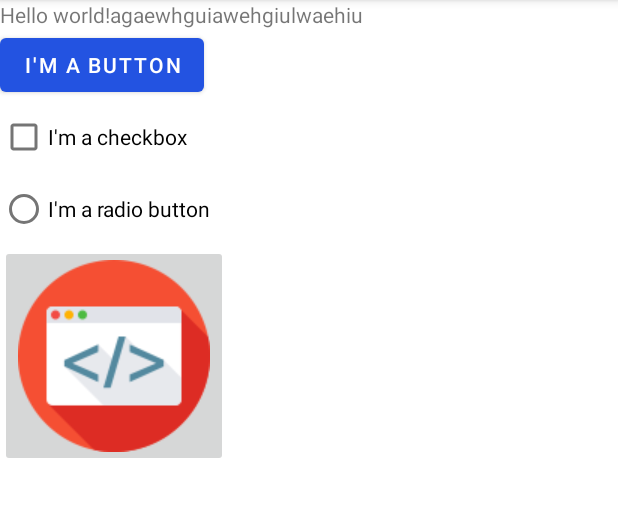
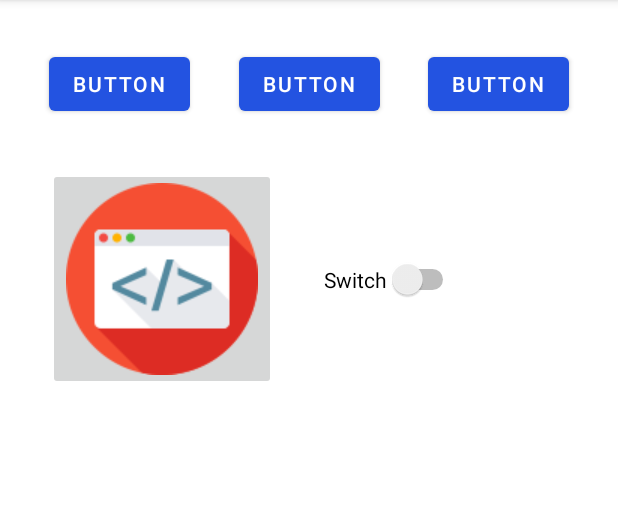
Before and after one commit to etorunski/InClassExamples_S21, an Android app: the screen it shows after launch (MainActivity), on a phone screen of 412 x 824 dp, the part 84-601 px from its top. Run offline under Robolectric (Android 15) with nearby library versions, the phone set to English and light mode, and no system bars.

Commit message:
finished week 3 constraint layout

```diff
--- a/app/src/main/java/algonquin/cst2335/inclassexamples_s21/MainActivity.java
+++ b/app/src/main/java/algonquin/cst2335/inclassexamples_s21/MainActivity.java
@@ -19,38 +19,5 @@ public class MainActivity extends AppCompatActivity {
         super.onCreate(savedInstanceState);
         setContentView(R.layout.activity_main);//load XML layout
 
-        //load object into Java
-
-
-        TextView mytext = findViewById(R.id.mytextview);
-
-        Button myButton = findViewById( R.id.mybutton );
-
-
-        myButton.setOnClickListener( ( vw ) -> mytext.setText("You clicked the button") );
-
-        CheckBox mycheck = findViewById(R.id.mycb);
-
-
-        mycheck.setOnCheckedChangeListener( (buttonView, isChecked) -> {
-
-            Context context = getApplicationContext();
-            CharSequence text = "Hello to everyone!";
-            int duration = Toast.LENGTH_LONG;
-
-            Toast toast = Toast.makeText(context, text, duration);
-            toast.show();
-        }  );
-
-
-        RadioButton radiobtn = findViewById(R.id.myradio);
-        radiobtn.setOnCheckedChangeListener( (buttonView, isChecked) -> {
-            Context context = getApplicationContext();
-            CharSequence text = "Hello to everyone!";
-            int duration = Toast.LENGTH_SHORT;
-
-            Toast toast = Toast.makeText(context, text, duration);
-            toast.show();
-        } );
     }
 }
--- a/app/src/main/res/layout/activity_main.xml
+++ b/app/src/main/res/layout/activity_main.xml
@@ -1,42 +1,63 @@
 <?xml version="1.0" encoding="utf-8"?>
-<LinearLayout xmlns:android="http://schemas.android.com/apk/res/android"
+<androidx.constraintlayout.widget.ConstraintLayout xmlns:android="http://schemas.android.com/apk/res/android"
     xmlns:app="http://schemas.android.com/apk/res-auto"
     xmlns:tools="http://schemas.android.com/tools"
 
-    android:orientation="vertical"
+    android:id="@+id/constraintLayout"
     android:layout_width="match_parent"
     android:layout_height="match_parent"
+    android:orientation="vertical"
     tools:context=".MainActivity">
 
-<!--   + means declare new id -->
-    <TextView
-        android:id="@+id/mytextview"
+
+    <Button
+        android:id="@+id/button4"
         android:layout_width="wrap_content"
         android:layout_height="wrap_content"
-        android:text="@string/hello_message" />
+        android:layout_marginTop="32dp"
+        android:text="Button"
+        app:layout_constraintEnd_toStartOf="@+id/button5"
+        app:layout_constraintHorizontal_bias="0.5"
+        app:layout_constraintStart_toStartOf="parent"
+        app:layout_constraintTop_toTopOf="parent" />
 
     <Button
-        android:id="@+id/mybutton"
+        android:id="@+id/button5"
         android:layout_width="wrap_content"
         android:layout_height="wrap_content"
-        android:text="@string/button_message"/>
+        android:text="Button"
+        app:layout_constraintEnd_toStartOf="@+id/button6"
+        app:layout_constraintHorizontal_bias="0.5"
+        app:layout_constraintStart_toEndOf="@+id/button4"
+        app:layout_constraintTop_toTopOf="@+id/button4" />
 
-    <CheckBox
+    <Button
+        android:id="@+id/button6"
         android:layout_width="wrap_content"
         android:layout_height="wrap_content"
-        android:id="@+id/mycb"
-        android:text="I'm a checkbox"/>
+        android:text="Button"
+        app:layout_constraintEnd_toEndOf="parent"
+        app:layout_constraintHorizontal_bias="0.5"
+        app:layout_constraintStart_toEndOf="@+id/button5"
+        app:layout_constraintTop_toTopOf="@+id/button5" />
 
-    <RadioButton
+    <ImageButton
+        android:id="@+id/imageButton"
         android:layout_width="wrap_content"
         android:layout_height="wrap_content"
-        android:text="I'm a radio button"
-        android:id="@+id/myradio"/>
+        android:layout_marginStart="32dp"
+        android:layout_marginTop="32dp"
+        app:layout_constraintStart_toStartOf="parent"
+        app:layout_constraintTop_toBottomOf="@+id/button4"
+        app:srcCompat="@drawable/app_icon" />
 
-    <ImageButton
+    <Switch
+        android:id="@+id/switch1"
         android:layout_width="wrap_content"
         android:layout_height="wrap_content"
-        android:src="@drawable/app_icon"
-        android:id="@+id/animage"></ImageButton>
-
-</LinearLayout>
+        android:layout_marginStart="32dp"
+        android:text="Switch"
+        app:layout_constraintBottom_toBottomOf="@+id/imageButton"
+        app:layout_constraintStart_toEndOf="@+id/imageButton"
+        app:layout_constraintTop_toTopOf="@+id/imageButton" />
+</androidx.constraintlayout.widget.ConstraintLayout>
```
